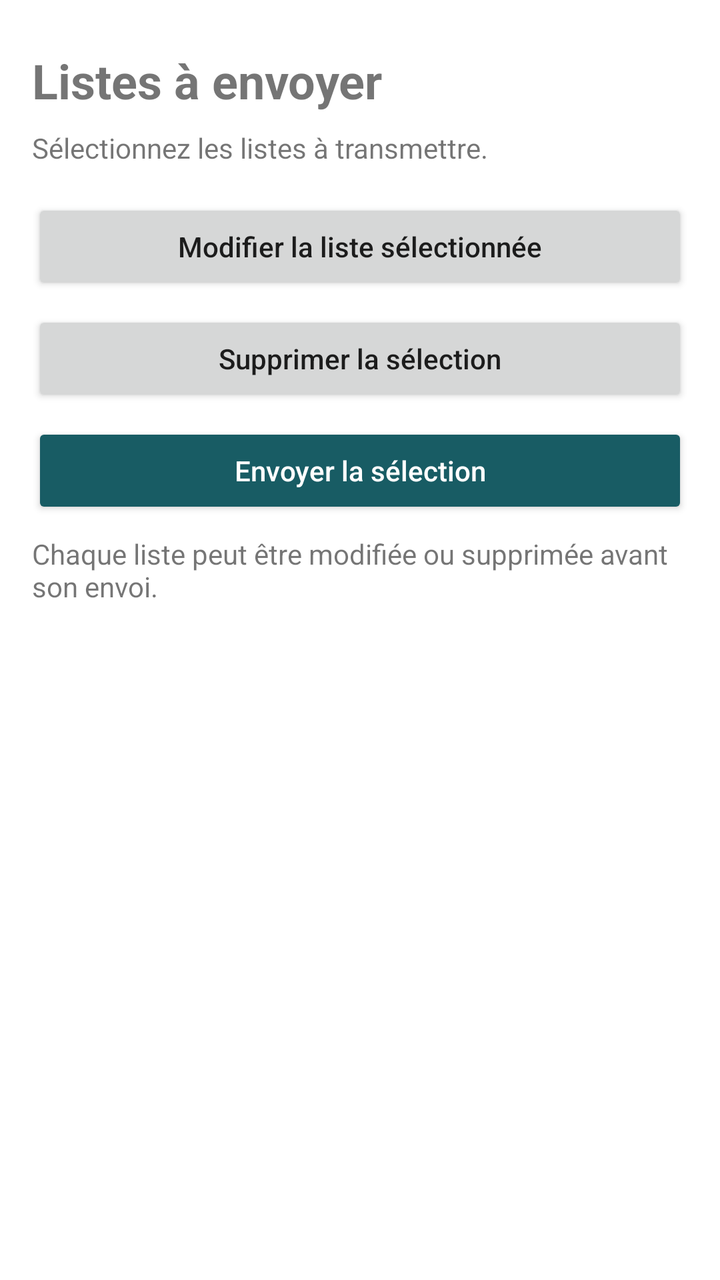
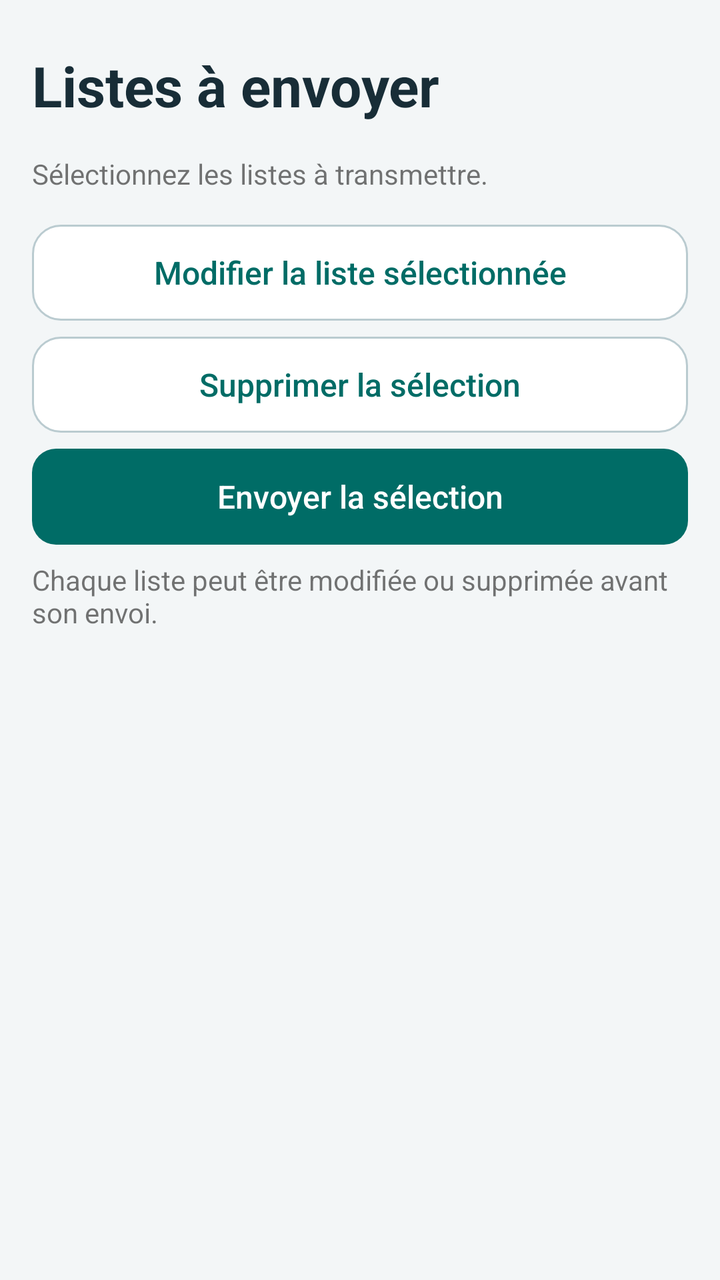

Compare the two renders of this Android layout. The source of the first and the diff that turns it into the second are given below.
<!-- AndroidManifest.xml: application theme AppTheme -->
<!-- res/layout/fragment_pending.xml -->
<ScrollView
    xmlns:android="http://schemas.android.com/apk/res/android"
    android:layout_width="match_parent"
    android:layout_height="match_parent"
    android:background="@android:color/white">
    <LinearLayout
        android:padding="16dp"
        android:layout_width="match_parent"
        android:layout_height="wrap_content"
        android:orientation="vertical">
        <TextView
            android:id="@+id/queue_title"
            android:layout_width="match_parent"
            android:layout_height="wrap_content"
            android:layout_marginTop="8dp"
            android:text="@string/queue_title"
            android:textStyle="bold"
            android:textSize="24sp" />
        <TextView
            android:id="@+id/queue_help"
            android:layout_width="match_parent"
            android:layout_height="wrap_content"
            android:layout_marginTop="8dp"
            android:text="@string/queue_help" />
        <LinearLayout
            android:id="@+id/queued"
            android:layout_width="match_parent"
            android:layout_height="wrap_content"
            android:layout_marginTop="8dp"
            android:orientation="vertical" />
        <Button
            android:id="@+id/edit_list"
            android:layout_width="match_parent"
            android:layout_height="wrap_content"
            android:layout_marginTop="8dp"
            android:text="@string/edit_list"
            android:minHeight="48dp"
            android:textAllCaps="false" />
        <Button
            android:id="@+id/delete_lists"
            android:layout_width="match_parent"
            android:layout_height="wrap_content"
            android:layout_marginTop="8dp"
            android:text="@string/delete_lists"
            android:minHeight="48dp"
            android:textAllCaps="false" />
        <Button
            android:id="@+id/send_lists"
            android:layout_width="match_parent"
            android:layout_height="wrap_content"
            android:layout_marginTop="8dp"
            android:text="@string/send_lists"
            android:minHeight="48dp"
            android:textAllCaps="false"
            android:backgroundTint="@color/accent"
            android:textColor="@android:color/white" />
        <TextView
            android:id="@+id/queue_footer"
            android:layout_width="match_parent"
            android:layout_height="wrap_content"
            android:layout_marginTop="8dp"
            android:text="@string/queue_footer" />
    </LinearLayout>
</ScrollView>
<!-- resources referenced by this layout -->
<resources>
  <color name="accent">#185C64</color>
  <style name="AppTheme" parent="android:style/Theme.Material.Light.NoActionBar">
          <item name="android:colorAccent">@color/accent</item>
          <item name="android:windowBackground">@android:color/white</item>
      </style>
  <!-- unchanged entries left out for length: 6 -->
</resources>

<!-- the commit's change to res/layout/fragment_pending.xml (unified diff, before → after) -->
@@ -2,20 +2,19 @@
     xmlns:android="http://schemas.android.com/apk/res/android"
     android:layout_width="match_parent"
     android:layout_height="match_parent"
-    android:background="@android:color/white">
+    android:background="@color/canvas">
     <LinearLayout
         android:padding="16dp"
         android:layout_width="match_parent"
         android:layout_height="wrap_content"
         android:orientation="vertical">
         <TextView
+            style="@style/ScreenTitle"
             android:id="@+id/queue_title"
             android:layout_width="match_parent"
             android:layout_height="wrap_content"
             android:layout_marginTop="8dp"
-            android:text="@string/queue_title"
-            android:textStyle="bold"
-            android:textSize="24sp" />
+            android:text="@string/queue_title" />
         <TextView
             android:id="@+id/queue_help"
             android:layout_width="match_parent"
@@ -45,15 +44,14 @@
             android:minHeight="48dp"
             android:textAllCaps="false" />
         <Button
+            style="@style/StockPrimary"
             android:id="@+id/send_lists"
             android:layout_width="match_parent"
             android:layout_height="wrap_content"
             android:layout_marginTop="8dp"
             android:text="@string/send_lists"
             android:minHeight="48dp"
-            android:textAllCaps="false"
-            android:backgroundTint="@color/accent"
-            android:textColor="@android:color/white" />
+            android:textAllCaps="false" />
         <TextView
             android:id="@+id/queue_footer"
             android:layout_width="match_parent"
<!-- resource entries referenced after the edit -->
@@ -1,10 +1,122 @@
 <!-- resources referenced by this layout -->
 <resources>
-  <color name="accent">#185C64</color>
+  <color name="canvas">#F3F6F7</color>
+  <style name="ScreenTitle">
+          <item name="android:textSize">28sp</item>
+          <item name="android:textColor">@color/ink</item>
+          <item name="android:textStyle">bold</item>
+          <item name="android:layout_marginBottom">8dp</item>
+      </style>
+  <style name="StockPrimary" parent="StockButton">
+          <item name="android:background">@drawable/action_primary</item>
+          <item name="android:textColor">@color/action_primary</item>
+      </style>
+  <color name="accent">#006C66</color>
+  <style name="StockInput" parent="android:style/Widget.Material.EditText">
+          <item name="android:background">@drawable/login_field</item>
+          <item name="android:backgroundTint">@null</item>
+          <item name="android:textColor">@color/ink</item>
+          <item name="android:textColorHint">@color/muted</item>
+          <item name="android:padding">12dp</item>
+          <item name="android:minHeight">50dp</item>
+          <item name="android:textSize">16sp</item>
+      </style>
+  <color name="muted">#49616C</color>
+  <color name="header_surface">#143541</color>
+  <!-- drawable action_secondary (drawable) -->
+  <ripple xmlns:android="http://schemas.android.com/apk/res/android" android:color="?android:attr/colorControlHighlight">
+      <item>
+          <selector>
+              <item android:state_enabled="false" android:drawable="@drawable/disabled_fill" />
+              <item android:state_focused="true" android:drawable="@drawable/action_focus_secondary" />
+              <item android:drawable="@drawable/surface_card" />
+          </selector>
+      </item>
+  </ripple>
+  <!-- drawable disabled_fill (drawable) -->
+  <shape xmlns:android="http://schemas.android.com/apk/res/android">
+      <solid android:color="@color/disabled_surface" />
+      <corners android:radius="12dp" />
+  </shape>
+  <!-- drawable action_focus_primary (drawable) -->
+  <shape xmlns:android="http://schemas.android.com/apk/res/android">
+      <solid android:color="@color/accent" />
+      <corners android:radius="12dp" />
+      <stroke android:width="2dp" android:color="@color/ink" />
+  </shape>
+  <!-- drawable accent_fill (drawable) -->
+  <shape xmlns:android="http://schemas.android.com/apk/res/android">
+      <solid android:color="@color/accent" />
+      <corners android:radius="12dp" />
+  </shape>
+  <!-- drawable login_field (drawable) -->
+  <selector xmlns:android="http://schemas.android.com/apk/res/android">
+      <item android:state_focused="true">
+          <shape>
+              <solid android:color="@android:color/white" />
+              <stroke android:width="2dp" android:color="@color/accent" />
+              <corners android:radius="10dp" />
+          </shape>
+      </item>
+      <item>
+          <shape>
+              <solid android:color="@android:color/white" />
+              <stroke android:width="1dp" android:color="@color/outline" />
+              <corners android:radius="10dp" />
+          </shape>
+      </item>
+  </selector>
+  <!-- drawable action_focus_secondary (drawable) -->
+  <shape xmlns:android="http://schemas.android.com/apk/res/android">
+      <solid android:color="@color/soft" />
+      <corners android:radius="12dp" />
+      <stroke android:width="2dp" android:color="@color/ink" />
+  </shape>
+  <!-- drawable surface_card (drawable) -->
+  <shape xmlns:android="http://schemas.android.com/apk/res/android">
+      <solid android:color="@android:color/white" />
+      <corners android:radius="14dp" />
+      <stroke android:width="1dp" android:color="@color/outline" />
+  </shape>
+  <color name="disabled_surface">#E0E7E9</color>
+  <color name="outline">#BACBD0</color>
+  <color name="soft">#E1F4EF</color>
   <style name="AppTheme" parent="android:style/Theme.Material.Light.NoActionBar">
           <item name="android:colorAccent">@color/accent</item>
-          <item name="android:windowBackground">@android:color/white</item>
+          <item name="android:windowBackground">@color/canvas</item>
+          <item name="android:buttonStyle">@style/StockButton</item>
+          <item name="android:editTextStyle">@style/StockInput</item>
+          <item name="android:textColorPrimary">@color/ink</item>
+          <item name="android:textColorSecondary">@color/muted</item>
+          <item name="android:statusBarColor">@color/header_surface</item>
+          <item name="android:navigationBarColor">@color/header_surface</item>
       </style>
+  <color name="ink">#182D37</color>
+  <style name="StockButton" parent="android:style/Widget.Material.Button">
+          <item name="android:background">@drawable/action_secondary</item>
+          <item name="android:backgroundTint">@null</item>
+          <item name="android:stateListAnimator">@null</item>
+          <item name="android:textColor">@color/action_secondary</item>
+          <item name="android:textAllCaps">false</item>
+          <item name="android:letterSpacing">0</item>
+          <item name="android:fontFamily">sans-serif-medium</item>
+          <item name="android:textSize">16sp</item>
+          <item name="android:minHeight">50dp</item>
+          <item name="android:paddingStart">16dp</item>
+          <item name="android:paddingEnd">16dp</item>
+          <item name="android:paddingTop">10dp</item>
+          <item name="android:paddingBottom">10dp</item>
+      </style>
+  <!-- drawable action_primary (drawable) -->
+  <ripple xmlns:android="http://schemas.android.com/apk/res/android" android:color="?android:attr/colorControlHighlight">
+      <item>
+          <selector>
+              <item android:state_enabled="false" android:drawable="@drawable/disabled_fill" />
+              <item android:state_focused="true" android:drawable="@drawable/action_focus_primary" />
+              <item android:drawable="@drawable/accent_fill" />
+          </selector>
+      </item>
+  </ripple>
   <!-- unchanged entries left out for length: 6 -->
 </resources>
 
